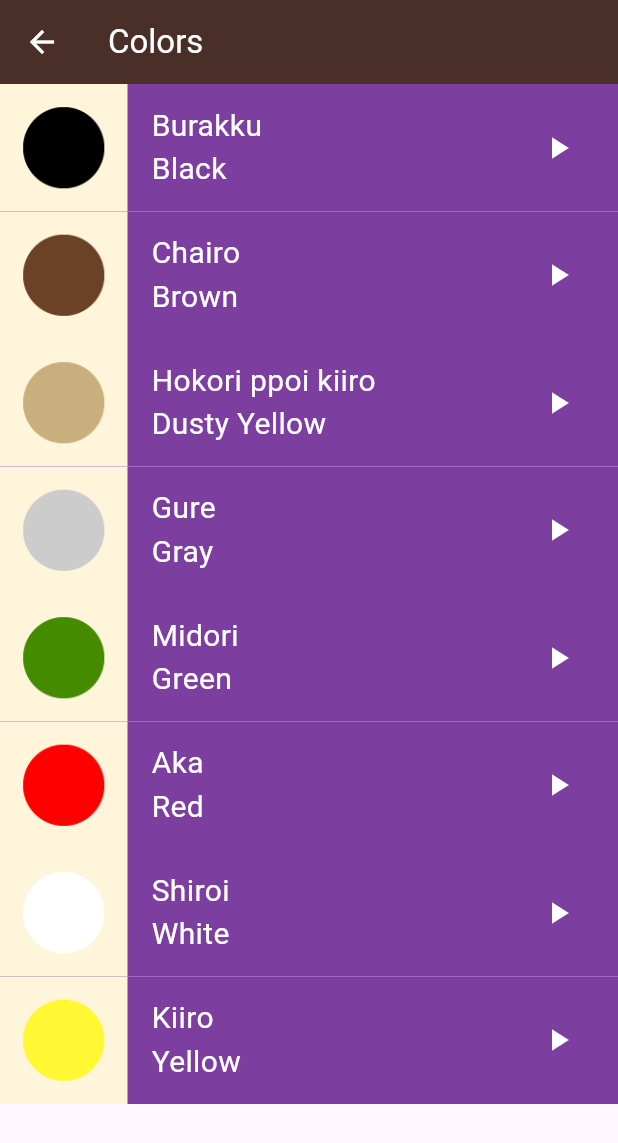
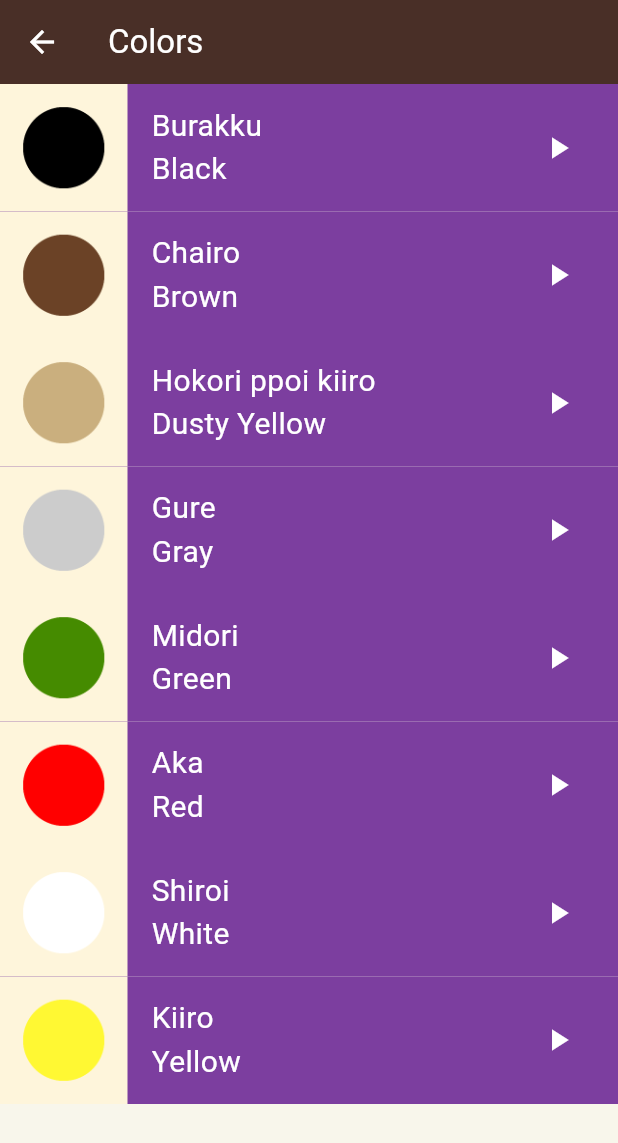
Before and after one commit to MohammeddFawzii/Toku_App, a Flutter app: the ColorsViwe screen opened by its route, on a phone screen of 412 x 824 dp. Shown: the top 1143 px of the screen. Run offline on Flutter 3.47's test engine with Material 2 defaults, Android fonts, the phone set to English and light mode, and no system bars; our stand-ins replace audioplayers.

Commit message:
review_one

```diff
--- a/lib/viwes/colorsviwe.dart
+++ b/lib/viwes/colorsviwe.dart
@@ -51,6 +51,7 @@ class ColorsViwe extends StatelessWidget {
   @override
   Widget build(BuildContext context) {
     return Scaffold(
+      backgroundColor: const Color.fromARGB(221, 247, 245, 232),
       appBar: AppBar(
         iconTheme: const IconThemeData(color: Colors.white),
         title: const Text(
--- a/lib/viwes/phrasesviwe.dart
+++ b/lib/viwes/phrasesviwe.dart
@@ -43,6 +43,7 @@ class PhrasesViwe extends StatelessWidget {
   @override
   Widget build(BuildContext context) {
     return Scaffold(
+      backgroundColor: const Color.fromARGB(221, 247, 245, 232),
       appBar: AppBar(
         iconTheme: const IconThemeData(color: Colors.white),
         title: const Text(
```
